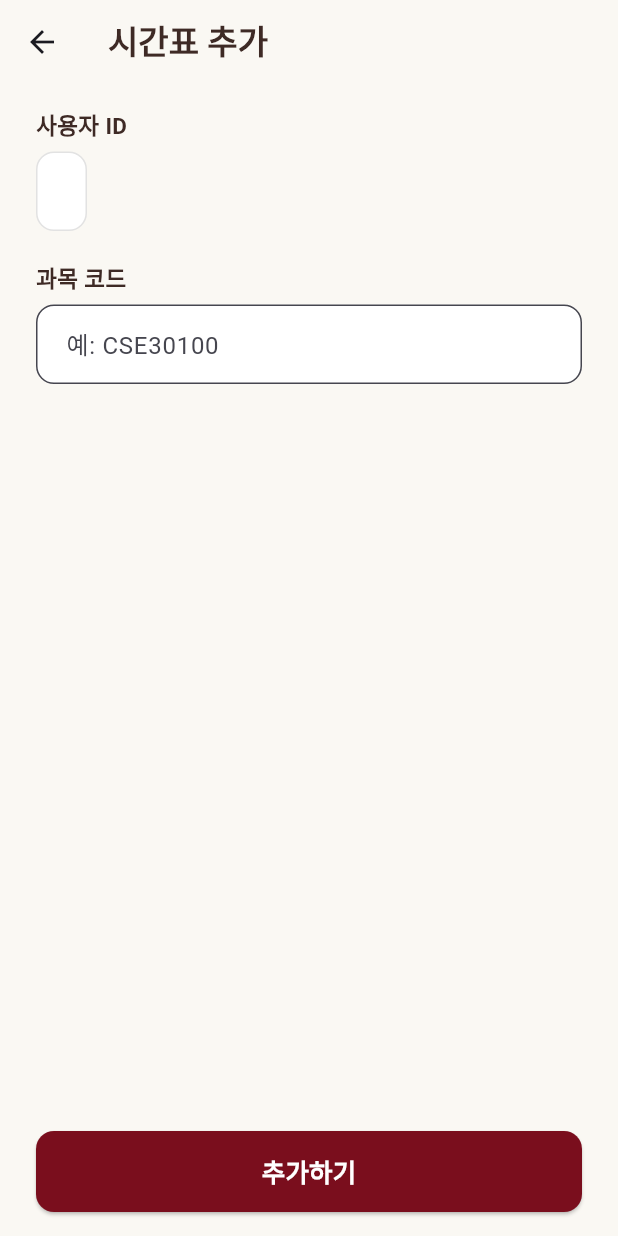
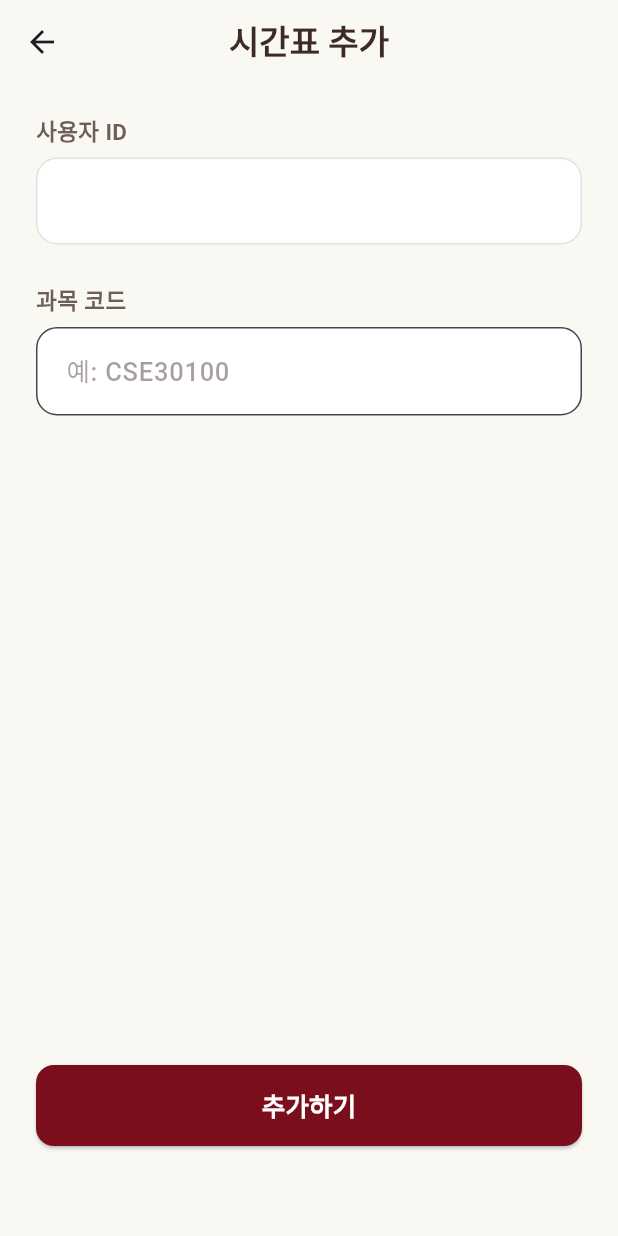
Before and after one commit to jenyapark/khuwap, a Flutter app: the TimeTableAddScreen screen opened directly with empty values, on a phone screen of 412 x 824 dp. Run offline on Flutter 3.47's test engine with Material 3 defaults, Android fonts, the light colour scheme and no system bars; our stand-ins replace flutter_secure_storage; accounts and stored records are empty.

Commit message:
시간표 추가 삭제 ui 개선

```diff
--- a/khuwap_client/lib/screens/timetable_add_screen.dart
+++ b/khuwap_client/lib/screens/timetable_add_screen.dart
@@ -2,7 +2,7 @@ import 'package:flutter/material.dart';
 import '../services/timetable_service.dart';
 
 class TimeTableAddScreen extends StatefulWidget {
-  final String userId; // 이미 로그인한 사용자 ID
+  final String userId;
 
   const TimeTableAddScreen({
     super.key,
@@ -35,17 +35,14 @@ class _TimeTableAddScreenState extends State<TimeTableAddScreen> {
         courseCode: courseCode,
       );
 
-      // 성공
       if (response == true) {
         Navigator.pop(context, true);
         return;
       }
 
-      // 실패
       ScaffoldMessenger.of(context).showSnackBar(
         const SnackBar(content: Text("시간표 추가에 실패했습니다.")),
       );
-
     } catch (e) {
       ScaffoldMessenger.of(context).showSnackBar(
         SnackBar(content: Text("오류 발생: $e")),
@@ -58,104 +55,120 @@ class _TimeTableAddScreenState extends State<TimeTableAddScreen> {
   @override
   Widget build(BuildContext context) {
     const ivory = Color(0xFFFAF8F3);
+    const deepBrown = Color(0xFF3E2A25);
+    const khured = Color(0xFF7A0E1D);
 
     return Scaffold(
       backgroundColor: ivory,
       appBar: AppBar(
         backgroundColor: ivory,
         elevation: 0,
+        centerTitle: true,
         title: const Text(
           "시간표 추가",
           style: TextStyle(
             fontWeight: FontWeight.w700,
             fontSize: 22,
-            color: Color(0xFF3E2A25),
+            color: deepBrown,
           ),
         ),
       ),
 
-      body: Padding(
-        padding: const EdgeInsets.symmetric(horizontal: 24, vertical: 16),
+      body: SafeArea(
+        child: Padding(
+          padding: const EdgeInsets.symmetric(horizontal: 24, vertical: 20),
           child: Column(
             crossAxisAlignment: CrossAxisAlignment.start,
             children: [
-            // user_id 고정 값 표시
-            const Text(
+
+              // ---------------- 사용자 ID ----------------
+              Text(
                 "사용자 ID",
                 style: TextStyle(
-                color: Color(0xFF3E2A25),
+                  color: deepBrown.withOpacity(0.75),
                   fontWeight: FontWeight.w600,
                   fontSize: 15,
                 ),
               ),
               const SizedBox(height: 6),
+
               Container(
-              padding: const EdgeInsets.symmetric(horizontal: 16, vertical: 14),
+                width: double.infinity,
+                padding: const EdgeInsets.symmetric(horizontal: 16, vertical: 16),
                 decoration: BoxDecoration(
                   color: Colors.white,
-                borderRadius: BorderRadius.circular(12),
+                  borderRadius: BorderRadius.circular(14),
                   border: Border.all(color: Color(0xFFE2E2E2)),
                 ),
                 child: Text(
                   widget.userId,
                   style: const TextStyle(
-                  color: Color(0xFF3E2A25),
-                  fontSize: 16,
+                    color: deepBrown,
+                    fontSize: 17,
+                    fontWeight: FontWeight.w600,
                   ),
                 ),
               ),
 
-            const SizedBox(height: 20),
+              const SizedBox(height: 26),
 
-            // course code 입력
-            const Text(
+              // ---------------- 과목코드 ----------------
+              Text(
                 "과목 코드",
                 style: TextStyle(
-                color: Color(0xFF3E2A25),
+                  color: deepBrown.withOpacity(0.75),
                   fontWeight: FontWeight.w600,
                   fontSize: 15,
                 ),
               ),
               const SizedBox(height: 6),
+
               TextField(
                 controller: _courseCodeController,
                 decoration: InputDecoration(
                   hintText: "예: CSE30100",
+                  hintStyle: TextStyle(color: deepBrown.withOpacity(0.45)),
                   filled: true,
                   fillColor: Colors.white,
                   contentPadding:
-                    const EdgeInsets.symmetric(horizontal: 16, vertical: 14),
+                      const EdgeInsets.symmetric(horizontal: 16, vertical: 16),
                   border: OutlineInputBorder(
-                  borderRadius: BorderRadius.circular(12),
+                    borderRadius: BorderRadius.circular(14),
                     borderSide: const BorderSide(color: Color(0xFFE2E2E2)),
                   ),
+                ),
+                style: const TextStyle(
+                  color: deepBrown,
+                  fontSize: 17,
+                  fontWeight: FontWeight.w500,
                 ),
               ),
 
               const Spacer(),
 
-            // 제출 버튼
-            SizedBox(
+              // ---------------- 버튼 ----------------
+              Container(
+                margin: const EdgeInsets.only(bottom: 40),
+                child: SizedBox(
                   width: double.infinity,
                   height: 54,
                   child: ElevatedButton(
                     onPressed: _isLoading ? null : _submit,
                     style: ElevatedButton.styleFrom(
-                  backgroundColor: const Color(0xFF7A0E1D),
+                      backgroundColor: khured,
                       foregroundColor: Colors.white,
                       shape: RoundedRectangleBorder(
                         borderRadius: BorderRadius.circular(12),
                       ),
                     ),
                     child: _isLoading
-                    ? const CircularProgressIndicator(
-                        color: Colors.white,
-                      )
+                        ? const CircularProgressIndicator(color: Colors.white)
                         : const Text(
                             "추가하기",
                             style: TextStyle(
                               fontSize: 17,
-                          fontWeight: FontWeight.w600,
+                              fontWeight: FontWeight.w700,
+                            ),
                           ),
                   ),
                 ),
@@ -163,6 +176,7 @@ class _TimeTableAddScreenState extends State<TimeTableAddScreen> {
             ],
           ),
         ),
+      ),
     );
   }
 }
```
Also changed, not shown: khuwap_client/lib/screens/timetable_delete_screen.dart (+36 -20 lines). Lines whose indentation alone changed are shown as unchanged.
